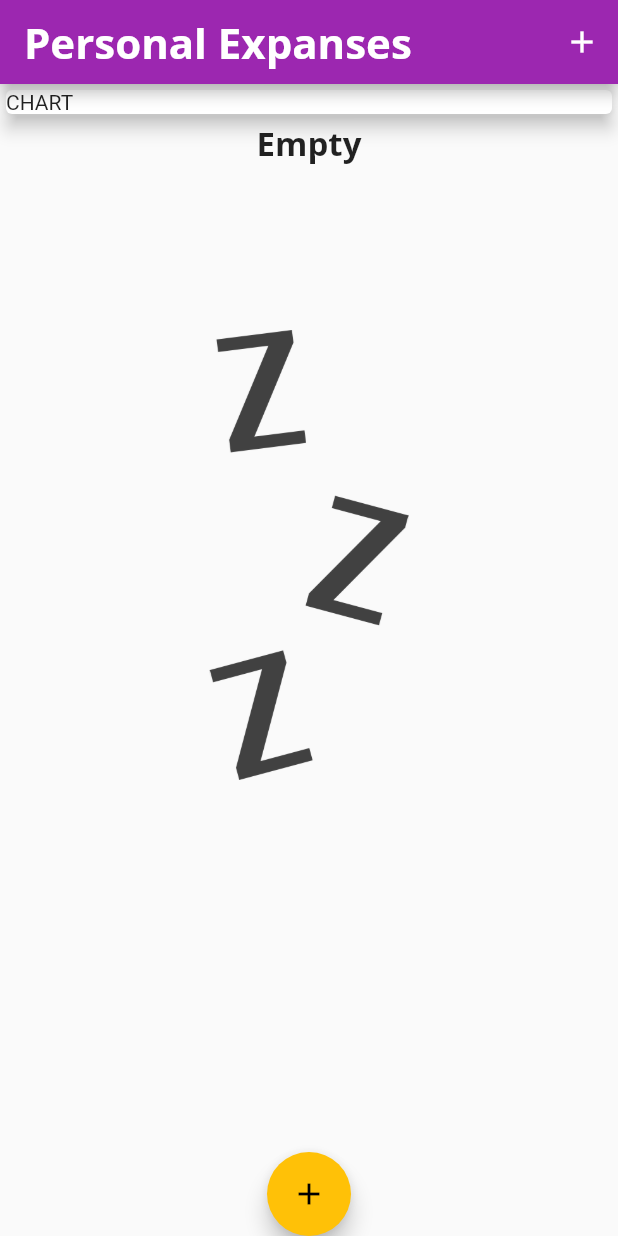
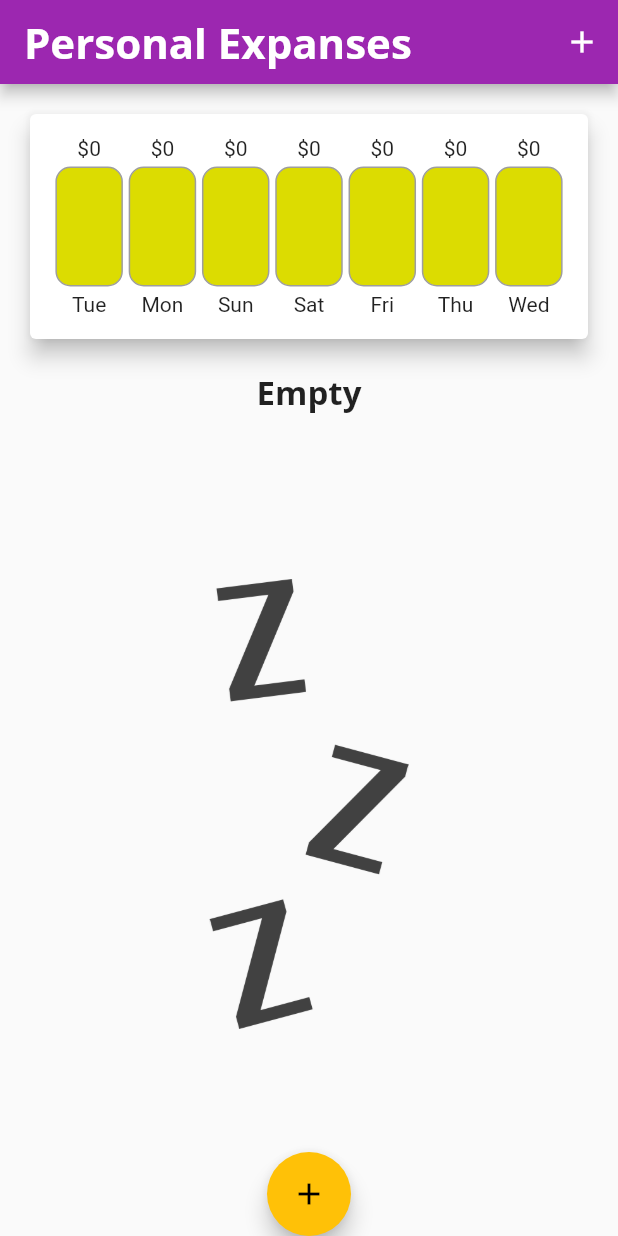
Before and after one commit to horizoncrafts/flutter-guide, a Flutter app: the screen it shows after launch, on a phone screen of 412 x 824 dp. Run offline on Flutter 3.47's test engine with Material 2 defaults, Android fonts, the phone set to English and light mode, and no system bars.

Commit message:
Barchart fixes

```diff
--- a/expanse_planner/lib/main.dart
+++ b/expanse_planner/lib/main.dart
@@ -3,6 +3,7 @@ import 'package:flutter/material.dart';
 
 import 'models/transaction.dart';
 import 'widgets/transaction_list.dart';
+import 'widgets/chart.dart';
 
 void main() {
   runApp(const MyApp());
@@ -59,6 +60,12 @@ class _MyHomePageState extends State<MyHomePage> {
     // Transaction(id: 't2', title: "Weekly stufff", amount: 98.99, date: DateTime.now()),
   ];
 
+  List<Transaction> get _recentTransactions {
+    return _userTransactions
+        .where((element) => element.date.isAfter(DateTime.now().subtract(const Duration(days: 7))))
+        .toList();
+  }
+
   void _addNewTransaction(String title, double amount) {
     final newTrans = Transaction(
       id: DateTime.now().toString(),
@@ -107,13 +114,7 @@ class _MyHomePageState extends State<MyHomePage> {
           crossAxisAlignment: CrossAxisAlignment.stretch,
           children: <Widget>[
             // Header
-            const SizedBox(
-                width: double.infinity,
-                child: Card(
-                  elevation: 5,
-                  // color: Colors.blue,
-                  child: Text('CHART'),
-                )),
+            Chart(recentTransactions: _recentTransactions),
             // Transactions
             TransactionList(
               userTransactions: _userTransactions,
--- a/expanse_planner/lib/widgets/chart.dart
+++ b/expanse_planner/lib/widgets/chart.dart
@@ -1,6 +1,7 @@
 import 'package:flutter/material.dart';
 import 'package:intl/intl.dart';
 import '../models/transaction.dart';
+import 'chart_bar.dart';
 
 class Chart extends StatelessWidget {
   final List<Transaction> recentTransactions;
@@ -15,24 +16,45 @@ class Chart extends StatelessWidget {
 
       for (var i = 0; i < recentTransactions.length; i++) {
         if (recentTransactions[i].date.day == weekDay.day &&
-            recentTransactions[i].date.day == weekDay.month &&
+            recentTransactions[i].date.month == weekDay.month &&
             recentTransactions[i].date.year == weekDay.year) {
           totalSum += recentTransactions[i].amount;
         }
       }
+
+      // print(totalSum);
+
       return {
-        'day': DateFormat.E(weekDay),
+        'day': DateFormat.E().format(weekDay),
         'amount': totalSum,
       };
     });
+  }
+
+  double get totalSpending {
+    return groupedTransactionValues.fold(
+        0.0, (previousValue, element) => previousValue + (element['amount'] as double));
   }
 
   @override
   Widget build(BuildContext context) {
     return Card(
       elevation: 6,
-      margin: EdgeInsets.all(20),
-      child: Row(children: <Widget>[]),
+      margin: const EdgeInsets.all(20),
+      child: Padding(
+        padding: const EdgeInsets.all(15),
+        child: Row(
+            mainAxisAlignment: MainAxisAlignment.spaceEvenly,
+            children: groupedTransactionValues
+                .map((e) => Flexible(
+                      fit: FlexFit.tight,
+                      child: ChartBar(
+                          label: e['day'].toString(),
+                          spendingAmount: e['amount'] as double,
+                          spendingPctOfTotal: totalSpending == 0 ? 0 : (e['amount'] as double) / totalSpending),
+                    ))
+                .toList()),
+      ),
     );
   }
 }
--- /dev/null
+++ b/expanse_planner/lib/widgets/chart_bar.dart
@@ -0,0 +1,47 @@
+import 'package:flutter/material.dart';
+
+class ChartBar extends StatelessWidget {
+  final String label;
+  final double spendingAmount;
+  final double spendingPctOfTotal;
+
+  const ChartBar({super.key, required this.label, required this.spendingAmount, required this.spendingPctOfTotal});
+
+  @override
+  Widget build(BuildContext context) {
+    return Column(
+      children: [
+        FittedBox(
+          child: Text('\$${spendingAmount.toStringAsFixed(0)}'),
+        ),
+        const SizedBox(
+          height: 4,
+        ),
+        SizedBox(
+          height: 80,
+          width: 45,
+          child: Stack(
+            children: [
+              Container(
+                decoration: BoxDecoration(
+                    border: Border.all(color: Colors.grey, width: 1.0),
+                    color: const Color.fromRGBO(220, 220, 1, 1),
+                    borderRadius: BorderRadius.circular(10)),
+              ),
+              FractionallySizedBox(
+                heightFactor: spendingPctOfTotal,
+                child: Container(
+                    decoration:
+                        BoxDecoration(color: Theme.of(context).primaryColor, borderRadius: BorderRadius.circular(10))),
+              )
+            ],
+          ),
+        ),
+        const SizedBox(
+          height: 4,
+        ),
+        Text(label)
+      ],
+    );
+  }
+}
```
Also changed, not shown: 1 other file.
